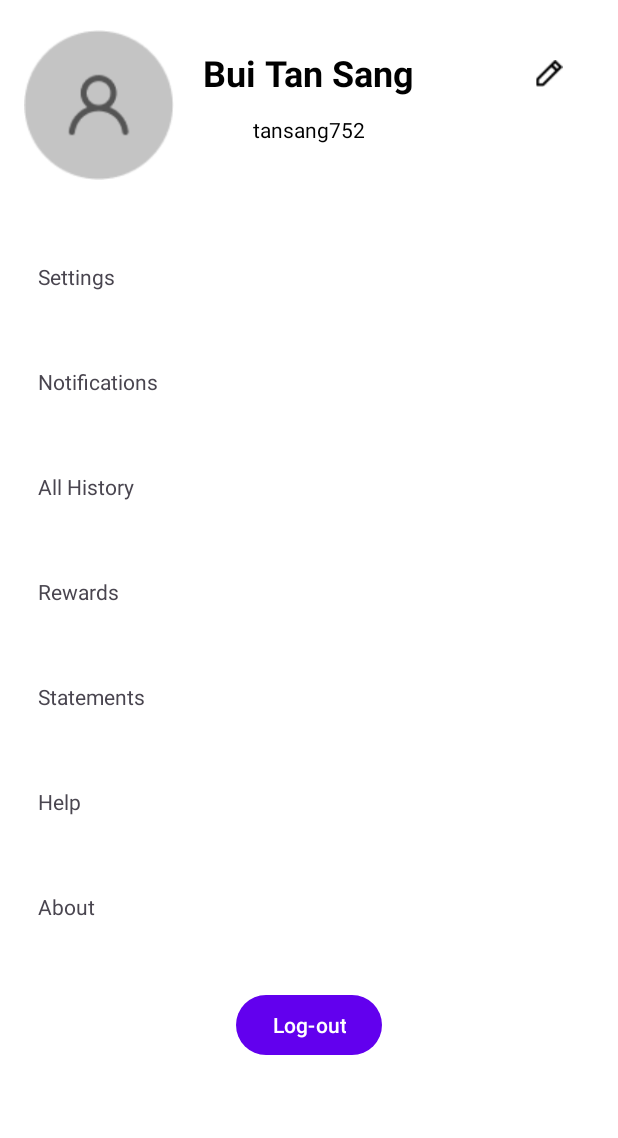
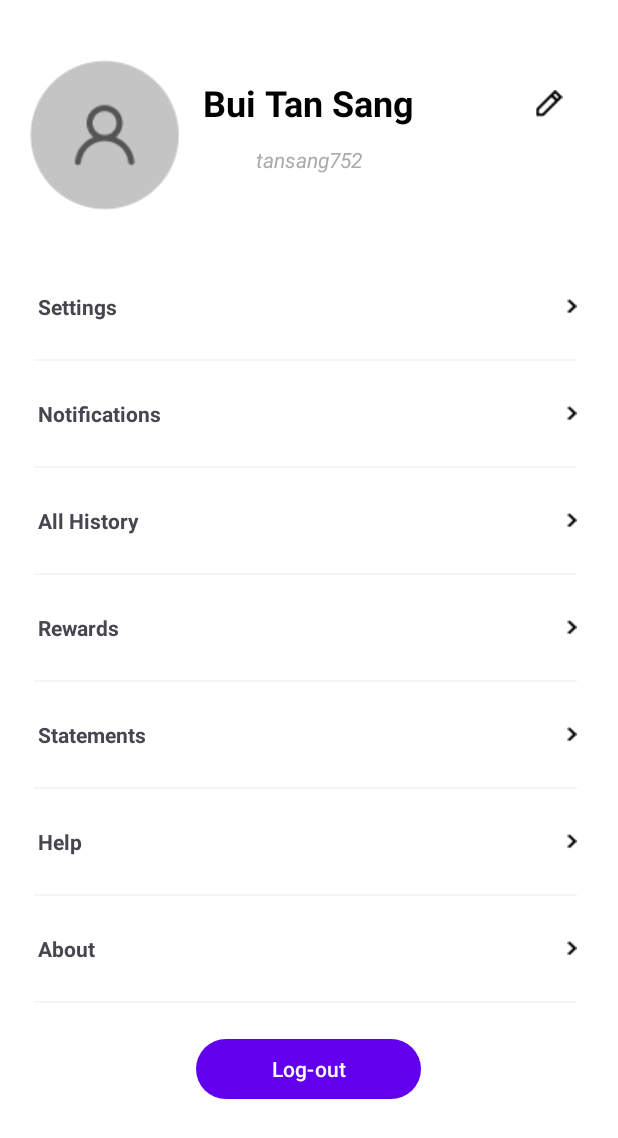
Before and after one commit to leduytam/eMarket, an Android app: the layout fragment_user_profile.xml on its own in the app's theme, with its tools: preview values and no code run, on a phone screen of 412 x 824 dp. Shown: the top 1138 px of the screen. Run offline under Robolectric (Android 15) with nearby library versions, the phone set to English and light mode, and no system bars.

Commit message:
ME-09 | fixup

```diff
--- a/app/src/main/res/layout/fragment_user_profile.xml
+++ b/app/src/main/res/layout/fragment_user_profile.xml
@@ -1,8 +1,9 @@
 <ScrollView xmlns:android="http://schemas.android.com/apk/res/android"
+    xmlns:tools="http://schemas.android.com/tools"
     android:layout_width="match_parent"
     android:layout_height="match_parent"
-    android:background="@color/white"
-    >
+    xmlns:app="http://schemas.android.com/apk/res-auto"
+    android:background="@color/white">
 
     <RelativeLayout
         android:layout_width="match_parent"
@@ -12,15 +13,18 @@
             android:id="@+id/profile_layout"
             android:layout_width="match_parent"
             android:layout_height="wrap_content"
+            android:layout_marginTop="20dp"
             android:elevation="4dp"
             android:paddingBottom="24dp">
 
-            <ImageView
-                android:layout_width="match_parent"
+            <com.google.android.material.imageview.ShapeableImageView
+                android:layout_width="100dp"
                 android:layout_height="100dp"
                 android:layout_marginTop="20dp"
-                android:layout_marginRight="280dp"
-                android:src="@drawable/ic_default_avatar" />
+                android:layout_marginLeft="20dp"
+                app:srcCompat="@drawable/ic_default_avatar"
+                app:shapeAppearanceOverlay="@style/Circular"
+                />
 
             <TextView
                 android:id="@+id/user_profile_name"
@@ -40,8 +44,9 @@
                 android:layout_below="@+id/user_profile_name"
                 android:layout_centerHorizontal="true"
                 android:layout_marginTop="12dp"
+                android:textStyle="italic"
                 android:text="tansang752"
-                android:textColor="@color/black"
+                android:textColor="#ABABAB"
                 android:textSize="14sp" />
 
             <ImageView
@@ -62,76 +67,218 @@
             android:gravity="center"
             android:orientation="vertical">
 
+
+            <LinearLayout
+                android:layout_width="match_parent"
+                android:layout_height="wrap_content"
+                android:gravity="center"
+                android:orientation="horizontal">
+
                 <TextView
-                android:layout_width="fill_parent"
+                    android:layout_width="340dp"
                     android:layout_height="wrap_content"
                     android:layout_margin="5dp"
                     android:clickable="true"
                     android:elevation="4dp"
                     android:padding="20dp"
+                    android:textStyle="bold"
                     android:text="Settings" />
 
+                <ImageView
+                    android:layout_width="match_parent"
+                    android:layout_margin="5dp"
+                    android:layout_height="10dp"
+                    android:src="@drawable/ic_arrow"
+                    />
+            </LinearLayout>
+
+            <View
+                android:layout_width="match_parent"
+                android:layout_height="1dp"
+                android:layout_marginLeft="24dp"
+                android:layout_marginRight="26dp"
+                android:background="#F5F5F5" />
+
+            <LinearLayout
+                android:layout_width="match_parent"
+                android:layout_height="wrap_content"
+                android:gravity="center"
+                android:orientation="horizontal">
                 <TextView
-                android:layout_width="fill_parent"
-                android:layout_height="wrap_content"
-                android:layout_margin="5dp"
-                android:layout_marginTop="3dp"
-                android:layout_marginBottom="3dp"
-                android:clickable="true"
-                android:elevation="4dp"
-                android:padding="20dp"
-                android:text="Notifications" />
-
-            <TextView
-                android:layout_width="fill_parent"
+                    android:layout_width="340dp"
                     android:layout_height="wrap_content"
                     android:layout_margin="5dp"
                     android:clickable="true"
                     android:elevation="4dp"
                     android:padding="20dp"
-                android:text="All History" />
+                    android:textStyle="bold"
+                    android:text="Notifications" />
 
+                <ImageView
+                    android:layout_width="match_parent"
+                    android:layout_margin="5dp"
+                    android:layout_height="10dp"
+                    android:src="@drawable/ic_arrow"
+                    />
+            </LinearLayout>
+
+            <View
+                android:layout_width="match_parent"
+                android:layout_height="1dp"
+                android:layout_marginLeft="24dp"
+                android:layout_marginRight="26dp"
+                android:background="#F5F5F5" />
+
+            <LinearLayout
+                android:layout_width="match_parent"
+                android:layout_height="wrap_content"
+                android:gravity="center"
+                android:orientation="horizontal">
                 <TextView
-                android:layout_width="fill_parent"
-                android:layout_height="wrap_content"
-                android:layout_margin="5dp"
-                android:layout_marginTop="3dp"
-                android:layout_marginBottom="3dp"
-                android:clickable="true"
-                android:elevation="4dp"
-                android:padding="20dp"
-                android:text="Rewards" />
-
-            <TextView
-                android:layout_width="fill_parent"
+                    android:layout_width="340dp"
                     android:layout_height="wrap_content"
                     android:layout_margin="5dp"
                     android:clickable="true"
                     android:elevation="4dp"
                     android:padding="20dp"
-                android:text="Statements" />
+                    android:textStyle="bold"
+                    android:text="All History" />
 
+                <ImageView
+                    android:layout_width="match_parent"
+                    android:layout_margin="5dp"
+                    android:layout_height="10dp"
+                    android:src="@drawable/ic_arrow"
+                    />
+            </LinearLayout>
+
+            <View
+                android:layout_width="match_parent"
+                android:layout_height="1dp"
+                android:layout_marginLeft="24dp"
+                android:layout_marginRight="26dp"
+                android:background="#F5F5F5" />
+            <LinearLayout
+                android:layout_width="match_parent"
+                android:layout_height="wrap_content"
+                android:gravity="center"
+                android:orientation="horizontal">
                 <TextView
-                android:layout_width="fill_parent"
+                    android:layout_width="340dp"
                     android:layout_height="wrap_content"
                     android:layout_margin="5dp"
                     android:clickable="true"
                     android:elevation="4dp"
                     android:padding="20dp"
-                android:text="Help" />
+                    android:textStyle="bold"
+                    android:text="Rewards" />
 
+                <ImageView
+                    android:layout_width="match_parent"
+                    android:layout_margin="5dp"
+                    android:layout_height="10dp"
+                    android:src="@drawable/ic_arrow"
+                    />
+            </LinearLayout>
+
+            <View
+                android:layout_width="match_parent"
+                android:layout_height="1dp"
+                android:layout_marginLeft="24dp"
+                android:layout_marginRight="26dp"
+                android:background="#F5F5F5" />
+            <LinearLayout
+                android:layout_width="match_parent"
+                android:layout_height="wrap_content"
+                android:gravity="center"
+                android:orientation="horizontal">
                 <TextView
-                android:layout_width="fill_parent"
+                    android:layout_width="340dp"
                     android:layout_height="wrap_content"
                     android:layout_margin="5dp"
                     android:clickable="true"
                     android:elevation="4dp"
                     android:padding="20dp"
+                    android:textStyle="bold"
+                    android:text="Statements" />
+
+                <ImageView
+                    android:layout_width="match_parent"
+                    android:layout_margin="5dp"
+                    android:layout_height="10dp"
+                    android:src="@drawable/ic_arrow"
+                    />
+            </LinearLayout>
+
+            <View
+                android:layout_width="match_parent"
+                android:layout_height="1dp"
+                android:layout_marginLeft="24dp"
+                android:layout_marginRight="26dp"
+                android:background="#F5F5F5" />
+            <LinearLayout
+                android:layout_width="match_parent"
+                android:layout_height="wrap_content"
+                android:gravity="center"
+                android:orientation="horizontal">
+                <TextView
+                    android:layout_width="340dp"
+                    android:layout_height="wrap_content"
+                    android:layout_margin="5dp"
+                    android:clickable="true"
+                    android:elevation="4dp"
+                    android:padding="20dp"
+                    android:textStyle="bold"
+                    android:text="Help" />
+
+                <ImageView
+                    android:layout_width="match_parent"
+                    android:layout_margin="5dp"
+                    android:layout_height="10dp"
+                    android:src="@drawable/ic_arrow"
+                    />
+            </LinearLayout>
+
+            <View
+                android:layout_width="match_parent"
+                android:layout_height="1dp"
+                android:layout_marginLeft="24dp"
+                android:layout_marginRight="26dp"
+                android:background="#F5F5F5" />
+
+            <LinearLayout
+                android:layout_width="match_parent"
+                android:layout_height="wrap_content"
+                android:gravity="center"
+                android:orientation="horizontal">
+                <TextView
+                    android:layout_width="340dp"
+                    android:layout_height="wrap_content"
+                    android:layout_margin="5dp"
+                    android:clickable="true"
+                    android:elevation="4dp"
+                    android:padding="20dp"
+                    android:textStyle="bold"
                     android:text="About" />
+
+                <ImageView
+                    android:layout_width="match_parent"
+                    android:layout_margin="5dp"
+                    android:layout_height="10dp"
+                    android:src="@drawable/ic_arrow"
+                    />
+            </LinearLayout>
+
+            <View
+                android:layout_width="match_parent"
+                android:layout_height="1dp"
+                android:layout_marginLeft="24dp"
+                android:layout_marginRight="26dp"
+                android:background="#F5F5F5" />
 
             <Button
                 android:id="@+id/supabutton"
-                android:layout_width="wrap_content"
+                android:layout_width="150dp"
                 android:layout_height="wrap_content"
                 android:layout_marginTop="20dp"
                 android:text="Log-out" />
```
Lines whose indentation alone changed are shown as unchanged.
